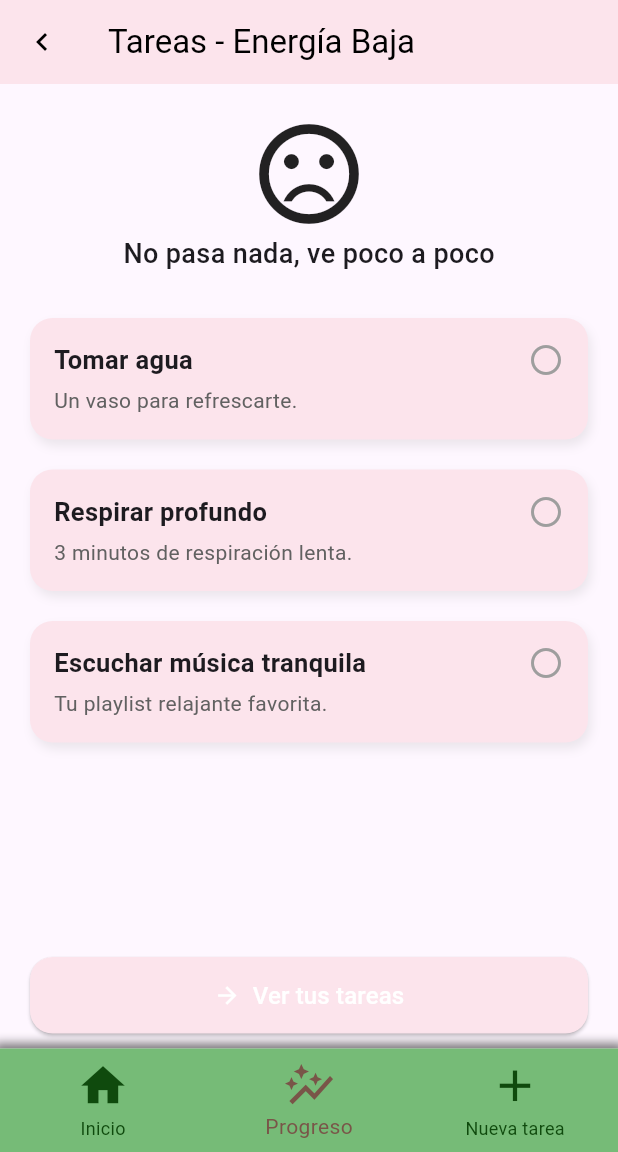
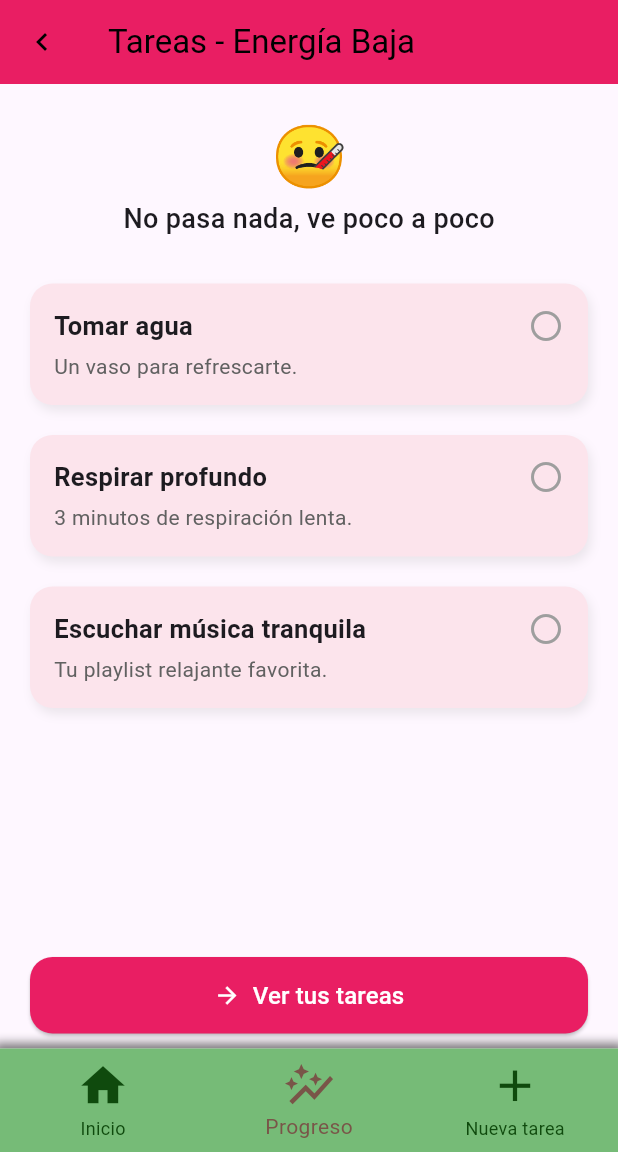
Before and after one commit to GaaloP/energy_tasker, a Flutter app: the screen it shows after launch, item 2 of the bottom bar chosen, on a phone screen of 412 x 824 dp, the part 84-1236 px from its top. Run offline on Flutter 3.47's test engine with Material 3 defaults, Android fonts, the phone set to English and light mode, and no system bars.

Commit message:
fix const y refactorizacion

```diff
--- a/lib/Pages/max_energy_page.dart
+++ b/lib/Pages/max_energy_page.dart
@@ -1,7 +1,6 @@
 import 'package:flutter/material.dart';
 import '../data/tasks_categories.dart';
 import '../widgets/tasks_page_template.dart';
-
 
 class MaxEnergyPage extends StatelessWidget {
   const MaxEnergyPage({super.key});
@@ -11,10 +10,9 @@ class MaxEnergyPage extends StatelessWidget {
     return EnergyTaskPage(
       title: 'Tareas - Energía Alta',
       subtitle: '¡Hoy estás con toda la energía!',
-      icon: Icons.sentiment_very_satisfied,
-      color: categoriTasks[0]['color'],
+      icon: '😁',
       appBarColor: categoriTasks[0]['color'],
-      taskColor: Color.fromARGB(255, 178, 251, 244),
+      taskColor: categoriTasks[0]['colorCard'],
       tasks: categoriTasks[0]['tareas'],
     );
   }
--- a/lib/Pages/min_energy_page.dart
+++ b/lib/Pages/min_energy_page.dart
@@ -10,10 +10,9 @@ class MinEnergyPage extends StatelessWidget {
     return EnergyTaskPage(
       title: 'Tareas - Energía Baja',
       subtitle: 'No pasa nada, ve poco a poco',
-      icon: Icons.sentiment_very_dissatisfied,
-      color: categoriTasks[2]['color'],
-      appBarColor: categoriTasks[2]['colorCard'],
-      taskColor: Color.fromARGB(255, 252, 228, 236),
+      icon: '🤒',
+      appBarColor: categoriTasks[2]['color'],
+      taskColor: categoriTasks[2]['colorCard'],
       tasks: categoriTasks[2]['tareas'],
     );
   }
--- a/lib/widgets/layout.dart
+++ b/lib/widgets/layout.dart
@@ -19,7 +19,6 @@ class _LayoutWidgetState extends State<LayoutWidget> {
     HomeScreen(),
     MinEnergyPage(),
     MaxEnergyPage()
-    //ProfileSection(),
   ];
 
   void _onItemTapped(int index) {
@@ -51,7 +50,7 @@ class MyAppBar extends StatelessWidget implements PreferredSizeWidget {
   @override
   Widget build(BuildContext context) {
     return AppBar(
-      backgroundColor:  Color.fromARGB(255, 118, 187, 119), //MyColors.bar,
+      backgroundColor:  Color.fromARGB(255, 118, 187, 119),
       title: Row(
         mainAxisAlignment: MainAxisAlignment.center,
         children: [
@@ -100,11 +99,11 @@ class MyNavBar extends StatelessWidget {
       ),
       child: BottomNavigationBar(
         currentIndex: currentIndex,
-        backgroundColor:  Color.fromARGB(255, 118, 187, 119),//MyColors.bar,
+        backgroundColor:  Color.fromARGB(255, 118, 187, 119),
         onTap: onTap,
         selectedItemColor: Colors.brown,
-        unselectedItemColor: const Color.fromARGB(255, 15, 74, 13),//MyColors.primary,
-        items: const [
+        unselectedItemColor: Color.fromARGB(255, 15, 74, 13),
+        items: [
           BottomNavigationBarItem(icon: Icon(Icons.home, size: 35,), label: "Inicio"),
           BottomNavigationBarItem(icon: Icon(Icons.auto_graph, size: 35,), label: "Progreso"),
           BottomNavigationBarItem(icon: Icon(Icons.add, size: 35,), label: "Nueva tarea"),
--- a/lib/widgets/task_card.dart
+++ b/lib/widgets/task_card.dart
@@ -19,8 +19,8 @@ class TaskCard extends StatelessWidget {
     return GestureDetector(
       onTap: onTap,
       child: Container(
-        margin: const EdgeInsets.symmetric(vertical: 10, horizontal: 20),
-        padding: const EdgeInsets.all(16),
+        margin: EdgeInsets.symmetric(vertical: 10, horizontal: 20),
+        padding: EdgeInsets.all(16),
         decoration: BoxDecoration(
           borderRadius: BorderRadius.circular(15),
           gradient: LinearGradient(colors: colores),
@@ -28,7 +28,7 @@ class TaskCard extends StatelessWidget {
             BoxShadow(
               color: Colors.grey.withOpacity(0.2),
               blurRadius: 5,
-              offset: const Offset(2, 4),
+              offset: Offset(2, 4),
             ),
           ],
         ),
@@ -49,7 +49,7 @@ class TaskCard extends StatelessWidget {
                           : TextDecoration.none,
                     ),
                   ),
-                  const SizedBox(height: 5),
+                  SizedBox(height: 5),
                   Text(
                     tarea['descripcion'],
                     style: TextStyle(
--- a/lib/widgets/tasks_page_template.dart
+++ b/lib/widgets/tasks_page_template.dart
@@ -5,8 +5,7 @@ import 'package:energy_tasker/pages/all_tasks.dart';
 class EnergyTaskPage extends StatefulWidget {
   final String title;
   final String subtitle;
-  final IconData icon;
-  final Color color;
+  final String icon;
   final Color appBarColor;
   final Color taskColor;
   final List<Map<String, dynamic>> tasks;
@@ -16,7 +15,6 @@ class EnergyTaskPage extends StatefulWidget {
     required this.title,
     required this.subtitle,
     required this.icon,
-    required this.color,
     required this.appBarColor,
     required this.taskColor,
     required this.tasks,
@@ -32,7 +30,7 @@ class _EnergyTaskPageState extends State<EnergyTaskPage> {
     return Scaffold(
       appBar: AppBar(
         leading: IconButton(
-          icon: const Icon(Icons.keyboard_arrow_left_outlined),
+          icon: Icon(Icons.keyboard_arrow_left_outlined),
           onPressed: () => Navigator.pop(context),
         ),
 
@@ -42,59 +40,40 @@ class _EnergyTaskPageState extends State<EnergyTaskPage> {
       ),
       body: Column(
         children: [
-          const SizedBox(height: 20),
-          Icon(widget.icon, size: 80,),
+          SizedBox(height: 20),
+          Text(widget.icon, style: TextStyle( fontSize: 40)),
           Text(
             widget.subtitle,
-            style: const TextStyle(fontSize: 18, fontWeight: FontWeight.w500),
+            style: TextStyle(fontSize: 18, fontWeight: FontWeight.w500),
           ),
-          const SizedBox(height: 20),
-          Expanded(
-            child: ListView.builder(
-              padding: const EdgeInsets.only(bottom: 20),
-              itemCount: widget.tasks.length,
-              itemBuilder: (context, i) {
-                final tarea = widget.tasks[i];
-                final completada = tarea['completada'] ?? false;
-
-                return TaskCard(
-                  tarea: tarea,
-                  completada: completada,
-                  colores: completada
-                      ? [const Color.fromARGB(255, 180, 255, 183), const Color.fromARGB(255, 239, 247, 240)]
-                      : [widget.taskColor, widget.taskColor],
-                  onTap: () {
-                    setState(() {
-                      tarea['completada'] = !completada;
-                    });
-                  },
-                );
-              },
-            ),
+          SizedBox(height: 20),
+          TaskList(
+            tasks: widget.tasks,
+            taskColor: widget.taskColor,
           ),
-        ],
+         ],
       ),
       bottomNavigationBar: SafeArea(
         child: Padding(
-          padding: const EdgeInsets.symmetric(horizontal: 20, vertical: 10),
+          padding: EdgeInsets.symmetric(horizontal: 20, vertical: 10),
           child: ElevatedButton.icon(
             onPressed: () async {
               await Navigator.push(
                 context,
-                MaterialPageRoute(builder: (_) => const AllTasksPage()),
+                MaterialPageRoute(builder: (_) => AllTasksPage()),
               );
               setState(() {}); // Para actualizar si hay cambios
             },
             style: ElevatedButton.styleFrom(
               backgroundColor: widget.appBarColor,
               foregroundColor: Colors.white,
-              padding: const EdgeInsets.symmetric(vertical: 14),
+              padding: EdgeInsets.symmetric(vertical: 14),
               shape: RoundedRectangleBorder(
                 borderRadius: BorderRadius.circular(15),
               ),
             ),
-            icon: const Icon(Icons.arrow_forward),
-            label: const Text(
+            icon: Icon(Icons.arrow_forward),
+            label: Text(
               'Ver tus tareas',
               style: TextStyle(fontSize: 16),
             ),
@@ -104,3 +83,43 @@ class _EnergyTaskPageState extends State<EnergyTaskPage> {
     );
   }
 }
+
+class TaskList extends StatefulWidget {
+  const TaskList({super.key, required this.tasks, required this.taskColor});
+
+  final List<Map<String, dynamic>> tasks;
+  final Color taskColor;
+
+  @override
+  State<TaskList> createState() => _TaskListState();
+}
+
+class _TaskListState extends State<TaskList> {
+  @override
+  Widget build(BuildContext context) {
+    return  Expanded(
+      child: ListView.builder(
+        padding: EdgeInsets.only(bottom: 20),
+        itemCount: widget.tasks.length,
+        itemBuilder: (context, i) {
+          final tarea = widget.tasks[i];
+          final completada = tarea['completada'] ?? false;
+
+          return TaskCard(
+            tarea: tarea,
+            completada: completada,
+            colores: completada
+                ? [Color.fromARGB(255, 180, 255, 183), Color.fromARGB(255, 239, 247, 240)]
+                : [widget.taskColor, widget.taskColor],
+            onTap: () {
+              setState(() {
+                tarea['completada'] = !completada;
+              });
+            },
+          );
+        },
+      ),
+    );
+
+  }
+}
```
Also changed, not shown: lib/Pages/all_tasks.dart (+11 -40 lines), lib/Pages/mid_energy_page.dart (+3 -4 lines).
